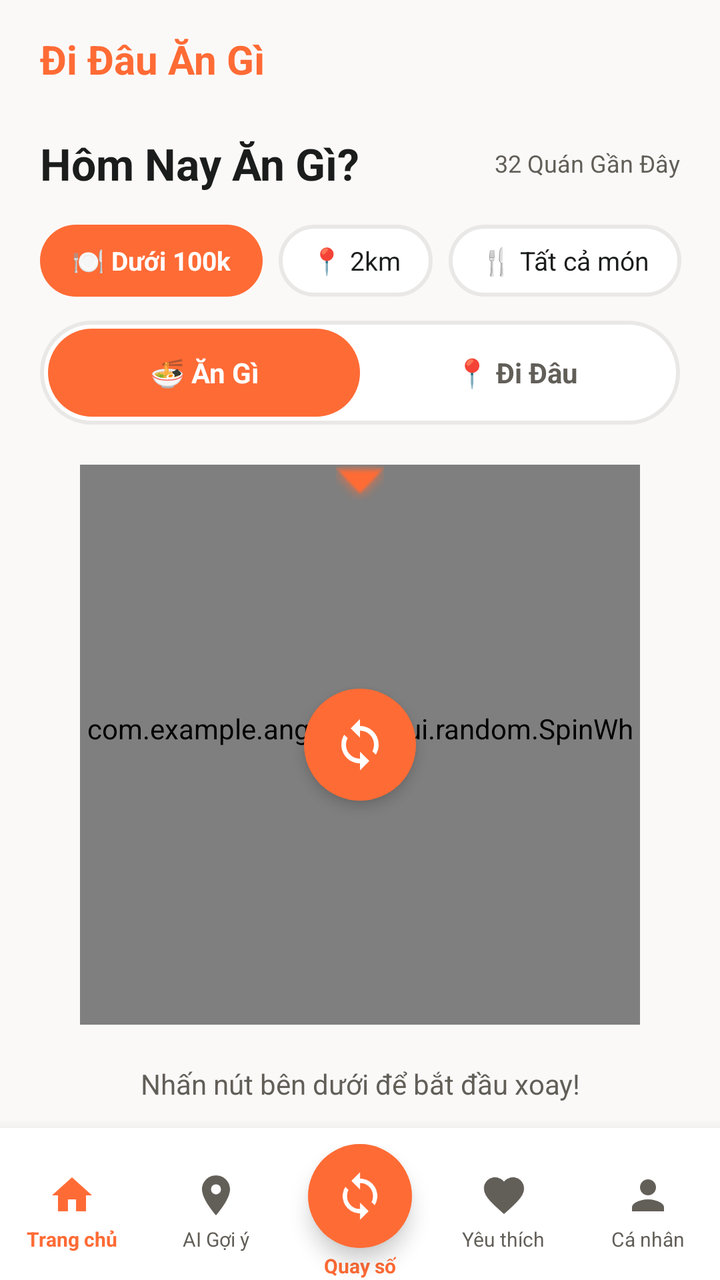
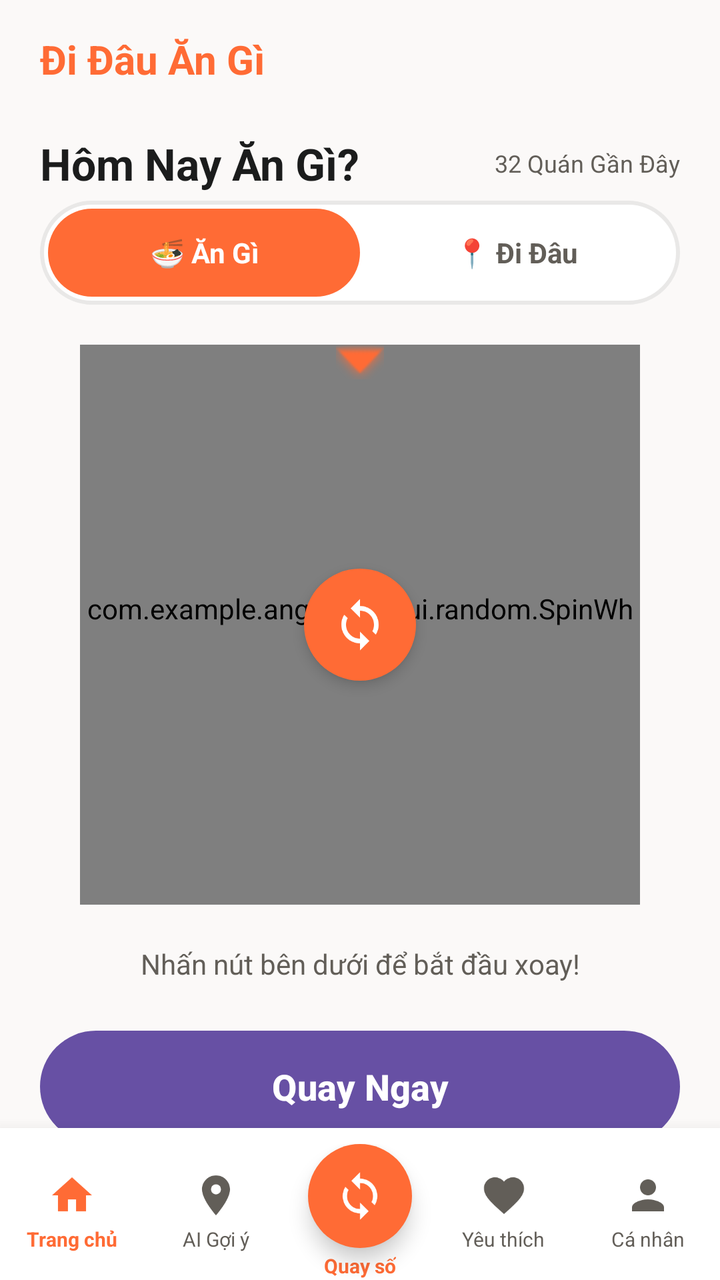

Two renders of the same Android screen: before a commit and after it. Below are the layout's source before the change and the commit's diff.
<!-- AndroidManifest.xml: application theme Theme.AnGi_DiDau -->
<!-- res/layout/activity_random.xml -->
<?xml version="1.0" encoding="utf-8"?>
<androidx.coordinatorlayout.widget.CoordinatorLayout
    xmlns:android="http://schemas.android.com/apk/res/android"
    xmlns:app="http://schemas.android.com/apk/res-auto"
    xmlns:tools="http://schemas.android.com/tools"
    android:layout_width="match_parent"
    android:layout_height="match_parent"
    android:background="@color/background"
    tools:context=".ui.random.RandomActivity">

    
    <com.google.android.material.appbar.AppBarLayout
        android:layout_width="match_parent"
        android:layout_height="wrap_content"
        android:background="@color/background"
        app:elevation="0dp">

        <androidx.constraintlayout.widget.ConstraintLayout
            android:layout_width="match_parent"
            android:layout_height="wrap_content"
            android:paddingHorizontal="20dp"
            android:paddingVertical="16dp">

            
            <TextView
                android:layout_width="wrap_content"
                android:layout_height="wrap_content"
                android:text="Đi Đâu Ăn Gì"
                android:textColor="@color/primary_container"
                android:textSize="20sp"
                android:textStyle="bold"
                app:layout_constraintStart_toStartOf="parent"
                app:layout_constraintTop_toTopOf="parent"
                app:layout_constraintBottom_toBottomOf="parent"/>



        </androidx.constraintlayout.widget.ConstraintLayout>

    </com.google.android.material.appbar.AppBarLayout>

    
    <androidx.core.widget.NestedScrollView
        android:layout_width="match_parent"
        android:layout_height="match_parent"
        app:layout_behavior="@string/appbar_scrolling_view_behavior"
        android:paddingBottom="100dp"
        android:clipToPadding="false">

        <LinearLayout
            android:layout_width="match_parent"
            android:layout_height="wrap_content"
            android:orientation="vertical">

            
            <LinearLayout
                android:layout_width="match_parent"
                android:layout_height="wrap_content"
                android:orientation="horizontal"
                android:paddingHorizontal="20dp"
                android:paddingTop="8dp"
                android:paddingBottom="4dp"
                android:gravity="center_vertical">

                <TextView
                    android:layout_width="0dp"
                    android:layout_height="wrap_content"
                    android:layout_weight="1"
                    android:text="Hôm Nay Ăn Gì?"
                    android:textColor="@color/on_surface"
                    android:textSize="22sp"
                    android:textStyle="bold"/>

                <TextView
                    android:id="@+id/tvNearbyCount"
                    android:layout_width="wrap_content"
                    android:layout_height="wrap_content"
                    android:text="32 Quán Gần Đây"
                    android:textColor="@color/secondary"
                    android:textSize="12sp"/>

            </LinearLayout>

            
            <HorizontalScrollView
                android:layout_width="match_parent"
                android:layout_height="wrap_content"
                android:scrollbars="none"
                android:paddingHorizontal="20dp"
                android:paddingVertical="12dp"
                android:clipToPadding="false">

                <LinearLayout
                    android:layout_width="wrap_content"
                    android:layout_height="wrap_content"
                    android:orientation="horizontal"
                    android:gravity="center_vertical">

                    
                    <TextView
                        android:id="@+id/chipBudget"
                        android:layout_width="wrap_content"
                        android:layout_height="36dp"
                        android:layout_marginEnd="8dp"
                        android:background="@drawable/bg_tab_selected"
                        android:paddingHorizontal="16dp"
                        android:gravity="center"
                        android:text="🍽 Dưới 100k"
                        android:textColor="@color/white"
                        android:textSize="13sp"
                        android:textStyle="bold"/>

                    
                    <TextView
                        android:id="@+id/chipDistance"
                        android:layout_width="wrap_content"
                        android:layout_height="36dp"
                        android:layout_marginEnd="8dp"
                        android:background="@drawable/bg_tab_unselected"
                        android:paddingHorizontal="16dp"
                        android:gravity="center"
                        android:text="📍 2km"
                        android:textColor="@color/on_surface"
                        android:textSize="13sp"/>

                    
                    <TextView
                        android:id="@+id/chipAllFood"
                        android:layout_width="wrap_content"
                        android:layout_height="36dp"
                        android:background="@drawable/bg_tab_unselected"
                        android:paddingHorizontal="16dp"
                        android:gravity="center"
                        android:text="🍴 Tất cả món"
                        android:textColor="@color/on_surface"
                        android:textSize="13sp"/>

                </LinearLayout>
            </HorizontalScrollView>

            
            
            
            <LinearLayout
                android:layout_width="match_parent"
                android:layout_height="52dp"
                android:orientation="horizontal"
                android:layout_marginHorizontal="20dp"
                android:layout_marginBottom="12dp"
                android:background="@drawable/bg_tab_unselected"
                android:padding="4dp">

                
                <TextView
                    android:id="@+id/tabEat"
                    android:layout_width="0dp"
                    android:layout_height="match_parent"
                    android:layout_weight="1"
                    android:background="@drawable/bg_tab_selected"
                    android:gravity="center"
                    android:text="🍜 Ăn Gì"
                    android:textColor="@color/white"
                    android:textSize="14sp"
                    android:textStyle="bold"/>

                
                <TextView
                    android:id="@+id/tabGo"
                    android:layout_width="0dp"
                    android:layout_height="match_parent"
                    android:layout_weight="1"
                    android:background="@android:color/transparent"
                    android:gravity="center"
                    android:text="📍 Đi Đâu"
                    android:textColor="@color/secondary"
                    android:textSize="14sp"
                    android:textStyle="bold"/>

            </LinearLayout>

            
            
            
            <FrameLayout
                android:layout_width="280dp"
                android:layout_height="280dp"
                android:layout_gravity="center_horizontal"
                android:layout_marginTop="8dp">

                
                <com.example.angi_didau.ui.random.SpinWheelView
                    android:id="@+id/spinWheelView"
                    android:layout_width="match_parent"
                    android:layout_height="match_parent"/>

                
                <ImageView
                    android:layout_width="24dp"
                    android:layout_height="24dp"
                    android:layout_gravity="top|center_horizontal"
                    android:layout_marginTop="-4dp"
                    android:src="@android:drawable/arrow_down_float"
                    app:tint="@color/primary_container"/>

                
                <FrameLayout
                    android:id="@+id/btnCenterSpin"
                    android:layout_width="56dp"
                    android:layout_height="56dp"
                    android:layout_gravity="center"
                    android:background="@drawable/bg_circle_primary"
                    android:elevation="4dp">

                    <ImageView
                        android:layout_width="28dp"
                        android:layout_height="28dp"
                        android:layout_gravity="center"
                        android:src="@drawable/ic_spin"
                        android:contentDescription="Quay"/>

                </FrameLayout>

            </FrameLayout>

            
            <TextView
                android:id="@+id/tvResult"
                android:layout_width="match_parent"
                android:layout_height="wrap_content"
                android:layout_marginHorizontal="20dp"
                android:layout_marginTop="20dp"
                android:gravity="center"
                android:text="Nhấn nút bên dưới để bắt đầu xoay!"
                android:textColor="@color/secondary"
                android:textSize="14sp"/>

            <TextView
                android:id="@+id/btnViewDetail"
                android:layout_width="wrap_content"
                android:layout_height="wrap_content"
                android:layout_gravity="center_horizontal"
                android:layout_marginTop="8dp"
                android:background="@drawable/bg_tab_unselected"
                android:paddingHorizontal="16dp"
                android:paddingVertical="8dp"
                android:text="Xem chi tiết"
                android:textColor="@color/primary_container"
                android:textSize="14sp"
                android:textStyle="bold"
                android:visibility="gone" />

            
            <Button
                android:id="@+id/btnSpinNow"
                android:layout_width="match_parent"
                android:layout_height="56dp"
                android:layout_marginHorizontal="20dp"
                android:layout_marginTop="24dp"
                android:background="@drawable/bg_spin_btn"
                android:text="Spin Now"
                android:textColor="@color/white"
                android:textSize="18sp"
                android:textStyle="bold"
                android:elevation="4dp"/>

            
            <Space
                android:layout_width="match_parent"
                android:layout_height="16dp"/>

        </LinearLayout>

    </androidx.core.widget.NestedScrollView>

    
    <include layout="@layout/layout_bottom_nav"/>

</androidx.coordinatorlayout.widget.CoordinatorLayout>
<!-- res/layout/layout_bottom_nav.xml (included above) -->
<?xml version="1.0" encoding="utf-8"?>
<androidx.cardview.widget.CardView
    xmlns:android="http://schemas.android.com/apk/res/android"
    xmlns:app="http://schemas.android.com/apk/res-auto"
    android:layout_width="match_parent"
    android:layout_height="wrap_content"
    android:layout_gravity="bottom"
    app:cardElevation="12dp"
    app:cardCornerRadius="0dp"
    app:cardBackgroundColor="@color/surface_container_lowest">

    <LinearLayout
        android:layout_width="match_parent"
        android:layout_height="76dp"
        android:orientation="horizontal"
        android:gravity="center"
        android:paddingTop="8dp"
        android:weightSum="5">

        
        <LinearLayout
            android:id="@+id/navHome"
            android:layout_width="0dp"
            android:layout_height="match_parent"
            android:layout_weight="1"
            android:gravity="center"
            android:orientation="vertical"
            android:paddingTop="8dp"
            android:paddingBottom="8dp"
            android:clickable="true"
            android:focusable="true"
            android:background="?attr/selectableItemBackgroundBorderless">

            <ImageView
                android:id="@+id/ivNavHome"
                android:layout_width="24dp"
                android:layout_height="24dp"
                android:src="@drawable/ic_home"
                app:tint="@color/primary_container"/>

            <TextView
                android:id="@+id/tvNavHome"
                android:layout_width="wrap_content"
                android:layout_height="wrap_content"
                android:layout_marginTop="3dp"
                android:text="Trang chủ"
                android:textColor="@color/primary_container"
                android:textSize="10sp"
                android:textStyle="bold"/>

        </LinearLayout>

        
        <LinearLayout
            android:id="@+id/navDiscover"
            android:layout_width="0dp"
            android:layout_height="match_parent"
            android:layout_weight="1"
            android:gravity="center"
            android:orientation="vertical"
            android:paddingTop="8dp"
            android:paddingBottom="8dp"
            android:clickable="true"
            android:focusable="true"
            android:background="?attr/selectableItemBackgroundBorderless">

            <ImageView
                android:id="@+id/ivNavDiscover"
                android:layout_width="24dp"
                android:layout_height="24dp"
                android:src="@drawable/ic_discover"
                app:tint="@color/secondary"/>

            <TextView
                android:id="@+id/tvNavDiscover"
                android:layout_width="wrap_content"
                android:layout_height="wrap_content"
                android:layout_marginTop="3dp"
                android:text="AI Gợi ý"
                android:textColor="@color/secondary"
                android:textSize="10sp"/>

        </LinearLayout>

        
        <LinearLayout
            android:id="@+id/navRandom"
            android:layout_width="0dp"
            android:layout_height="match_parent"
            android:layout_weight="1"
            android:gravity="center"
            android:orientation="vertical"
            android:clickable="true"
            android:focusable="true"
            android:background="?attr/selectableItemBackgroundBorderless">

            
            <FrameLayout
                android:layout_width="52dp"
                android:layout_height="52dp"
                android:background="@drawable/bg_circle_primary"
                android:elevation="6dp"
                android:layout_marginBottom="2dp">

                <ImageView
                    android:layout_width="26dp"
                    android:layout_height="26dp"
                    android:layout_gravity="center"
                    android:src="@drawable/ic_spin"
                    android:contentDescription="Random"/>

            </FrameLayout>

            <TextView
                android:id="@+id/tvNavRandom"
                android:layout_width="wrap_content"
                android:layout_height="wrap_content"
                android:text="Quay số"
                android:textColor="@color/primary_container"
                android:textSize="10sp"
                android:textStyle="bold"/>

        </LinearLayout>

        
        <LinearLayout
            android:id="@+id/navFavorites"
            android:layout_width="0dp"
            android:layout_height="match_parent"
            android:layout_weight="1"
            android:gravity="center"
            android:orientation="vertical"
            android:paddingTop="8dp"
            android:paddingBottom="8dp"
            android:clickable="true"
            android:focusable="true"
            android:background="?attr/selectableItemBackgroundBorderless">

            <ImageView
                android:id="@+id/ivNavFavorites"
                android:layout_width="24dp"
                android:layout_height="24dp"
                android:src="@drawable/ic_heart"
                app:tint="@color/secondary"/>

            <TextView
                android:id="@+id/tvNavFavorites"
                android:layout_width="wrap_content"
                android:layout_height="wrap_content"
                android:layout_marginTop="3dp"
                android:text="Yêu thích"
                android:textColor="@color/secondary"
                android:textSize="10sp"/>

        </LinearLayout>

        
        <LinearLayout
            android:id="@+id/navProfile"
            android:layout_width="0dp"
            android:layout_height="match_parent"
            android:layout_weight="1"
            android:gravity="center"
            android:orientation="vertical"
            android:paddingTop="8dp"
            android:paddingBottom="8dp"
            android:clickable="true"
            android:focusable="true"
            android:background="?attr/selectableItemBackgroundBorderless">

            <ImageView
                android:id="@+id/ivNavProfile"
                android:layout_width="24dp"
                android:layout_height="24dp"
                android:src="@drawable/ic_person"
                app:tint="@color/secondary"/>

            <TextView
                android:id="@+id/tvNavProfile"
                android:layout_width="wrap_content"
                android:layout_height="wrap_content"
                android:layout_marginTop="3dp"
                android:text="Cá nhân"
                android:textColor="@color/secondary"
                android:textSize="10sp"/>

        </LinearLayout>

    </LinearLayout>

</androidx.cardview.widget.CardView>
<!-- resources referenced by this layout -->
<resources>
  <color name="background">#FBF9F8</color>
  <color name="on_surface">#1B1C1C</color>
  <color name="primary_container">#FF6B35</color>
  <color name="secondary">#625E58</color>
  <color name="surface_container_lowest">#FFFFFF</color>
  <color name="white">#FFFFFFFF</color>
  <!-- drawable bg_circle_primary (drawable) -->
  <?xml version="1.0" encoding="utf-8"?>
  <shape xmlns:android="http://schemas.android.com/apk/res/android"
      android:shape="oval">
      <solid android:color="@color/primary_container"/>
  </shape>
  <!-- drawable bg_spin_btn (drawable) -->
  <?xml version="1.0" encoding="utf-8"?>
  <shape xmlns:android="http://schemas.android.com/apk/res/android"
      android:shape="rectangle">
      <corners android:radius="50dp"/>
      <solid android:color="@color/primary_container"/>
  </shape>
  <!-- drawable bg_tab_selected (drawable) -->
  <?xml version="1.0" encoding="utf-8"?>
  <shape xmlns:android="http://schemas.android.com/apk/res/android"
      android:shape="rectangle">
      <corners android:radius="50dp"/>
      <solid android:color="@color/primary_container"/>
  </shape>
  <!-- drawable bg_tab_unselected (drawable) -->
  <?xml version="1.0" encoding="utf-8"?>
  <shape xmlns:android="http://schemas.android.com/apk/res/android"
      android:shape="rectangle">
      <corners android:radius="50dp"/>
      <stroke
          android:width="2dp"
          android:color="@color/surface_container_high"/>
      <solid android:color="@color/surface_container_lowest"/>
  </shape>
  <!-- drawable ic_discover (drawable) -->
  <?xml version="1.0" encoding="utf-8"?>
  <vector xmlns:android="http://schemas.android.com/apk/res/android"
      android:width="24dp"
      android:height="24dp"
      android:viewportWidth="24"
      android:viewportHeight="24">
      <path
          android:fillColor="#FF000000"
          android:pathData="M12,2C8.13,2 5,5.13 5,9c0,5.25 7,13 7,13s7,-7.75 7,-13c0,-3.87 -3.13,-7 -7,-7zM12,11.5c-1.38,0 -2.5,-1.12 -2.5,-2.5s1.12,-2.5 2.5,-2.5 2.5,1.12 2.5,2.5 -1.12,2.5 -2.5,2.5z"/>
  </vector>
  <!-- drawable ic_heart (drawable) -->
  <?xml version="1.0" encoding="utf-8"?>
  <vector xmlns:android="http://schemas.android.com/apk/res/android"
      android:width="24dp"
      android:height="24dp"
      android:viewportWidth="24"
      android:viewportHeight="24">
      <path
          android:fillColor="#FF000000"
          android:pathData="M12,21.35l-1.45,-1.32C5.4,15.36 2,12.28 2,8.5 2,5.42 4.42,3 7.5,3c1.74,0 3.41,0.81 4.5,2.09C13.09,3.81 14.76,3 16.5,3 19.58,3 22,5.42 22,8.5c0,3.78 -3.4,6.86 -8.55,11.54L12,21.35z"/>
  </vector>
  <!-- drawable ic_home (drawable) -->
  <?xml version="1.0" encoding="utf-8"?>
  <vector xmlns:android="http://schemas.android.com/apk/res/android"
      android:width="24dp"
      android:height="24dp"
      android:viewportWidth="24"
      android:viewportHeight="24">
      <path
          android:fillColor="#FF000000"
          android:pathData="M10,20v-6h4v6h5v-8h3L12,3 2,12h3v8z"/>
  </vector>
  <!-- drawable ic_person (drawable) -->
  <vector xmlns:android="http://schemas.android.com/apk/res/android"
      android:width="24dp"
      android:height="24dp"
      android:viewportWidth="24"
      android:viewportHeight="24">
    <path
        android:fillColor="#FF000000"
        android:pathData="M12,12c2.21,0 4,-1.79 4,-4s-1.79,-4 -4,-4s-4,1.79 -4,4s1.79,4 4,4zM12,14c-2.67,0 -8,1.34 -8,4v2h16v-2c0,-2.66 -5.33,-4 -8,-4z"/>
  </vector>
  <style name="Theme.AnGi_DiDau" parent="Base.Theme.AnGi_DiDau" />
  <color name="surface_container_high">#E9E8E7</color>
  <style name="Base.Theme.AnGi_DiDau" parent="Theme.Material3.DayNight.NoActionBar">
          
          
      </style>
  <!-- unchanged entries left out for length: 1 -->
</resources>

<!-- the commit's change to res/layout/activity_random.xml (unified diff, before → after) -->
@@ -81,62 +81,7 @@
 
             </LinearLayout>
 
-            
-            <HorizontalScrollView
-                android:layout_width="match_parent"
-                android:layout_height="wrap_content"
-                android:scrollbars="none"
-                android:paddingHorizontal="20dp"
-                android:paddingVertical="12dp"
-                android:clipToPadding="false">
-
-                <LinearLayout
-                    android:layout_width="wrap_content"
-                    android:layout_height="wrap_content"
-                    android:orientation="horizontal"
-                    android:gravity="center_vertical">
-
-                    
-                    <TextView
-                        android:id="@+id/chipBudget"
-                        android:layout_width="wrap_content"
-                        android:layout_height="36dp"
-                        android:layout_marginEnd="8dp"
-                        android:background="@drawable/bg_tab_selected"
-                        android:paddingHorizontal="16dp"
-                        android:gravity="center"
-                        android:text="🍽 Dưới 100k"
-                        android:textColor="@color/white"
-                        android:textSize="13sp"
-                        android:textStyle="bold"/>
-
-                    
-                    <TextView
-                        android:id="@+id/chipDistance"
-                        android:layout_width="wrap_content"
-                        android:layout_height="36dp"
-                        android:layout_marginEnd="8dp"
-                        android:background="@drawable/bg_tab_unselected"
-                        android:paddingHorizontal="16dp"
-                        android:gravity="center"
-                        android:text="📍 2km"
-                        android:textColor="@color/on_surface"
-                        android:textSize="13sp"/>
-
-                    
-                    <TextView
-                        android:id="@+id/chipAllFood"
-                        android:layout_width="wrap_content"
-                        android:layout_height="36dp"
-                        android:background="@drawable/bg_tab_unselected"
-                        android:paddingHorizontal="16dp"
-                        android:gravity="center"
-                        android:text="🍴 Tất cả món"
-                        android:textColor="@color/on_surface"
-                        android:textSize="13sp"/>
-
-                </LinearLayout>
-            </HorizontalScrollView>
+
 
             
             
@@ -257,7 +202,7 @@
                 android:layout_marginHorizontal="20dp"
                 android:layout_marginTop="24dp"
                 android:background="@drawable/bg_spin_btn"
-                android:text="Spin Now"
+                android:text="Quay Ngay"
                 android:textColor="@color/white"
                 android:textSize="18sp"
                 android:textStyle="bold"
